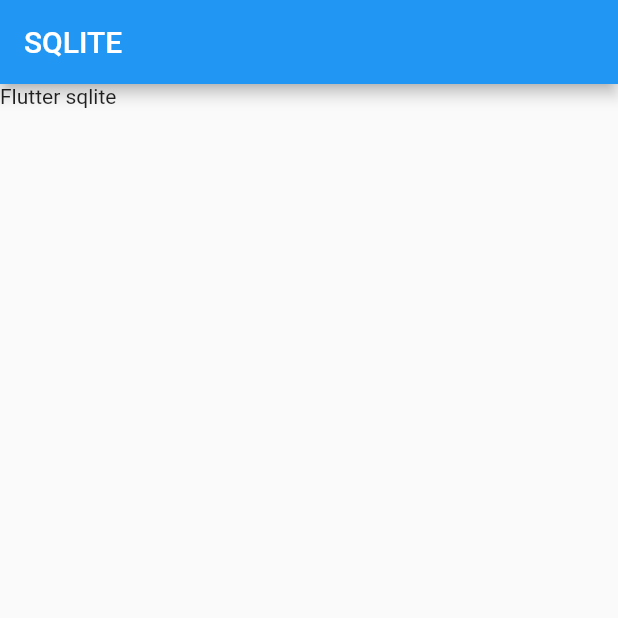
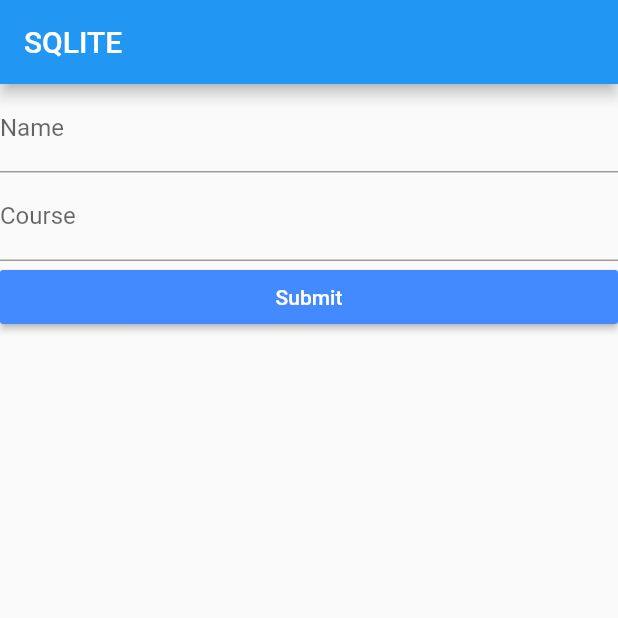
Before and after one commit to psychome004/sqlite, a Flutter app: the screen it shows after launch, on a phone screen of 412 x 824 dp, the top half of it. Run offline on Flutter 3.47's test engine with Material 2 defaults, Android fonts, the phone set to English and light mode, and no system bars; our stand-ins replace sqflite; accounts and stored records are empty.

Commit message:
Updated UI

```diff
--- a/lib/main.dart
+++ b/lib/main.dart
@@ -24,6 +24,14 @@ class MyHomePage extends StatefulWidget {
 }
 
 class _MyHomePageState extends State<MyHomePage> {
+  final DbManager _dbManager = new DbManager();
+
+  final _nameController = TextEditingController();
+  final _courseController = TextEditingController();
+  final _formKey = GlobalKey<FormState>();
+
+  Student student;
+  List<Student> studList;
 
   @override
   Widget build(BuildContext context) {
@@ -33,9 +41,121 @@ class _MyHomePageState extends State<MyHomePage> {
       appBar: AppBar(
         title: Text('SQLITE'),
       ),
-      body: Container(
-        child: Text('Flutter sqlite'),
+      body: ListView(
+        children: <Widget>[
+          Form(
+            key: _formKey,
+            child: Column(
+              children: <Widget>[
+                TextFormField(
+                  controller: _nameController,
+                  decoration: InputDecoration(
+                    labelText: 'Name',
+                  ),
+                  validator: (val) => val.isNotEmpty ? null : 'Cannot be empty',
+                ),
+                TextFormField(
+                  controller: _courseController,
+                  decoration: InputDecoration(
+                    labelText: 'Course',
+                  ),
+                  validator: (val) => val.isNotEmpty ? null : 'Cannot be empty',
+                ),
+                Container(
+                  width: width * 1,
+                  child: RaisedButton(
+                    textColor: Colors.white,
+                    color: Colors.blueAccent,
+                    onPressed: () {
+                      _submitStudent(context);
+                    },
+                    child: Text('Submit'),
+                  ),
+                ),
+                FutureBuilder(
+                  future: _dbManager.getStudentList(),
+                  builder: (context, snapshot) {
+                    if (snapshot.hasData) {
+                      studList = snapshot.data;
+                      return ListView.builder(
+                        shrinkWrap: true,
+                        itemCount: studList == null ? 0 : studList.length,
+                        itemBuilder: (BuildContext context, int index) {
+                          Student st = studList[index];
+                          return Card(
+                            child: Row(
+                              children: <Widget>[
+                                Container(
+                                  width: width * 0.6,
+                                  child: Column(
+                                    crossAxisAlignment:
+                                    CrossAxisAlignment.start,
+                                    children: <Widget>[
+                                      Text(
+                                        'Name: ${st.name}',
+                                        style: TextStyle(fontSize: 15),
+                                      ),
+                                      Text(
+                                        'Course: ${st.course}',
+                                        style: TextStyle(
+                                            fontSize: 15,
+                                            color: Colors.black54),
+                                      )
+                                    ],
+                                  ),
+                                ),
+                                IconButton(
+                                  onPressed: () {
+                                    _nameController.text = st.name;
+                                    _courseController.text = st.course;
+                                    student = st;
+                                  },
+                                  icon: Icon(
+                                    Icons.edit,
+                                    color: Colors.blueAccent,
+                                  ),
+                                ),
+                                IconButton(
+                                  onPressed: () {
+                                    _dbManager.deleteStudent(st.id);
+                                    setState(() {
+                                      studList.removeAt(index);
+                                    });
+                                  },
+                                  icon: Icon(
+                                    Icons.delete,
+                                    color: Colors.red,
+                                  ),
+                                ),
+                              ],
+                            ),
+                          );
+                        },
+                      );
+                    }
+                    return CircularProgressIndicator();
+                  },
+                )
+              ],
+            ),
+          )
+        ],
       ),
     );
   }
+
+  void _submitStudent(BuildContext context) {
+    if (_formKey.currentState.validate()) {
+      if (student == null) {
+        Student st =
+        Student(name: _nameController.text, course: _courseController.text);
+        _dbManager.insertStudent(st).then((id) {
+          _nameController.clear();
+          _courseController.clear();
+          print('Student added to DB ${id}');
+        });
+      }
+    }
+  }
+
 }
```
